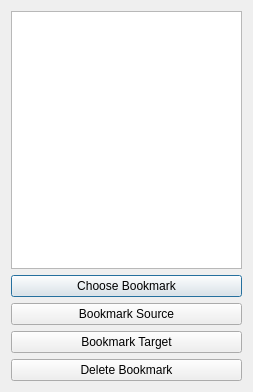
Old version of the form client/bookmarksdialog.ui in the repository shentok/MoNav.
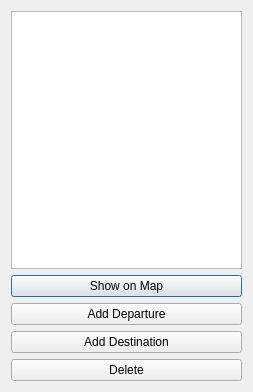
New version of the form.

Commit message: Client: Patch from Christoph Eckert to fix some blatant GUI errors with Maemo5

The edit to the form file:
```diff
--- a/client/bookmarksdialog.ui
+++ b/client/bookmarksdialog.ui
@@ -27,28 +27,28 @@
    <item>
     <widget class="QPushButton" name="chooseButton">
      <property name="text">
-      <string>Choose Bookmark</string>
+      <string>Show on Map</string>
      </property>
     </widget>
    </item>
    <item>
     <widget class="QPushButton" name="sourceButton">
      <property name="text">
-      <string>Bookmark Source</string>
+      <string>Add Departure</string>
      </property>
     </widget>
    </item>
    <item>
     <widget class="QPushButton" name="targetButton">
      <property name="text">
-      <string>Bookmark Target</string>
+      <string>Add Destination</string>
      </property>
     </widget>
    </item>
    <item>
     <widget class="QPushButton" name="deleteButton">
      <property name="text">
-      <string>Delete Bookmark</string>
+      <string>Delete</string>
      </property>
     </widget>
    </item>
```
The commit also changes 3 other files.
